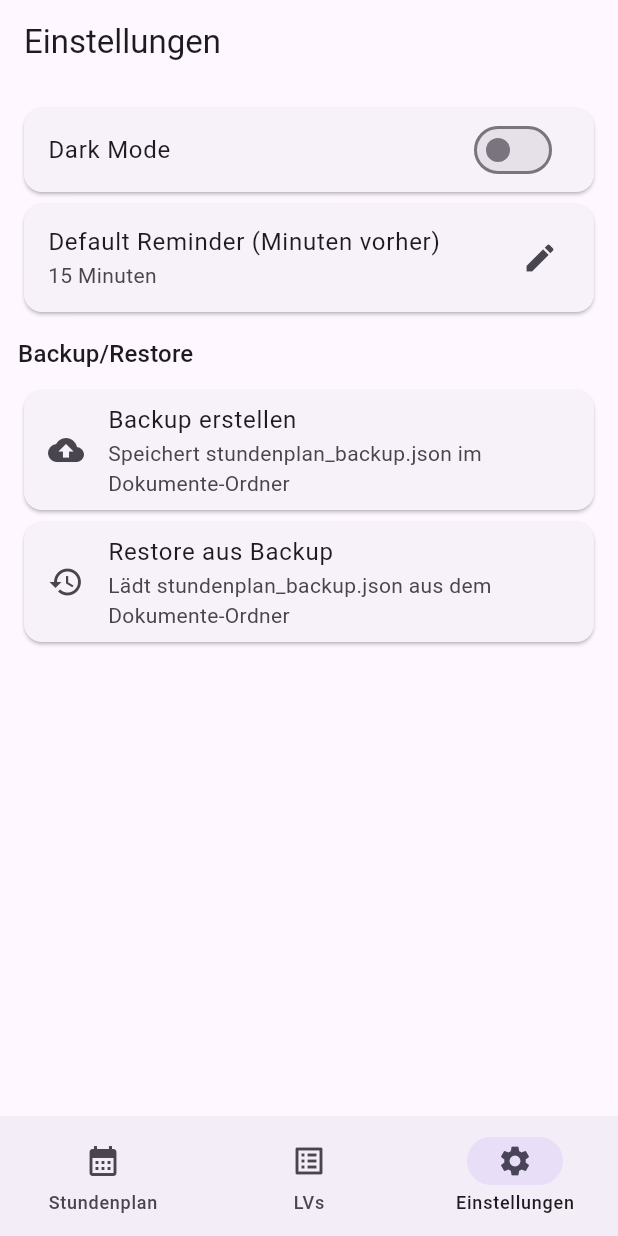
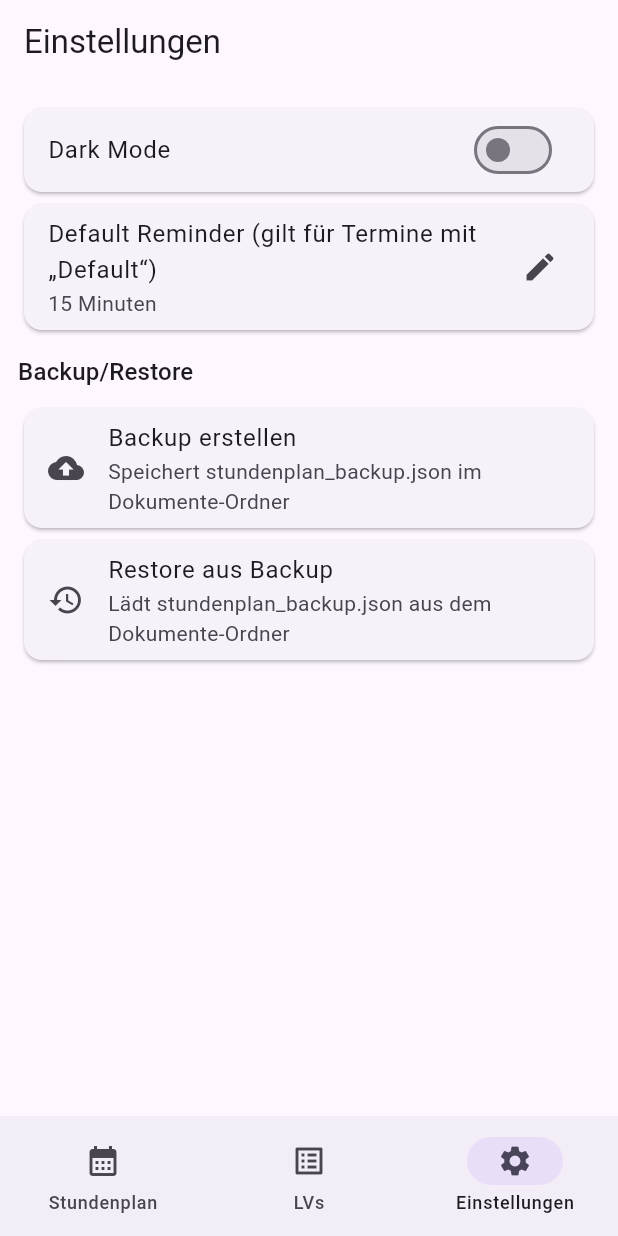
Before and after one commit to jasminillikkal/stundenplan, a Flutter app: the screen it shows after launch, item 3 of the bottom bar chosen, on a phone screen of 412 x 824 dp. Run offline on Flutter 3.47's test engine with Material 3 defaults, Android fonts, the phone set to English and light mode, and no system bars; our stand-ins replace shared_preferences.

Commit message:
Clarify default reminder description in settings

```diff
--- a/lib/screens/settings_screen.dart
+++ b/lib/screens/settings_screen.dart
@@ -23,7 +23,7 @@ class SettingsScreen extends StatelessWidget {
           ),
           Card(
             child: ListTile(
-              title: const Text('Default Reminder (Minuten vorher)'),
+              title: const Text('Default Reminder (gilt für Termine mit „Default“)'),
               subtitle: Text('${st.settings.defaultReminderMinutes} Minuten'),
               trailing: const Icon(Icons.edit),
               onTap: () async {
```
